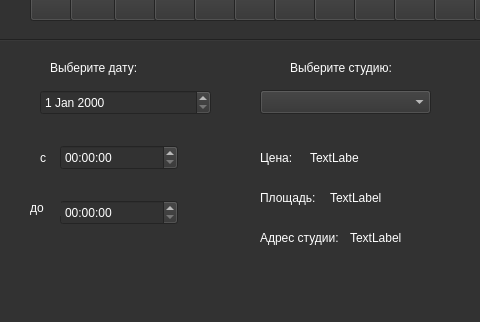
First picture: the form in bron.ui, repository artik0811/ud_kursach, before the edit; both pictures show x 0 to 480 and y 100 to 422 of the 1037 by 422 pixel window.
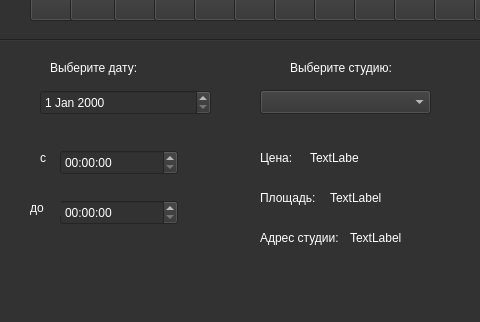
Second picture: the form after the edit.

The edit to the form file:
```diff
--- a/bron.ui
+++ b/bron.ui
@@ -794,7 +794,7 @@
    <property name="geometry">
     <rect>
      <x>60</x>
-     <y>245</y>
+     <y>250</y>
      <width>118</width>
      <height>25</height>
     </rect>
```
Left out of the diff: 3 changed lines with no effect on the pictures.
